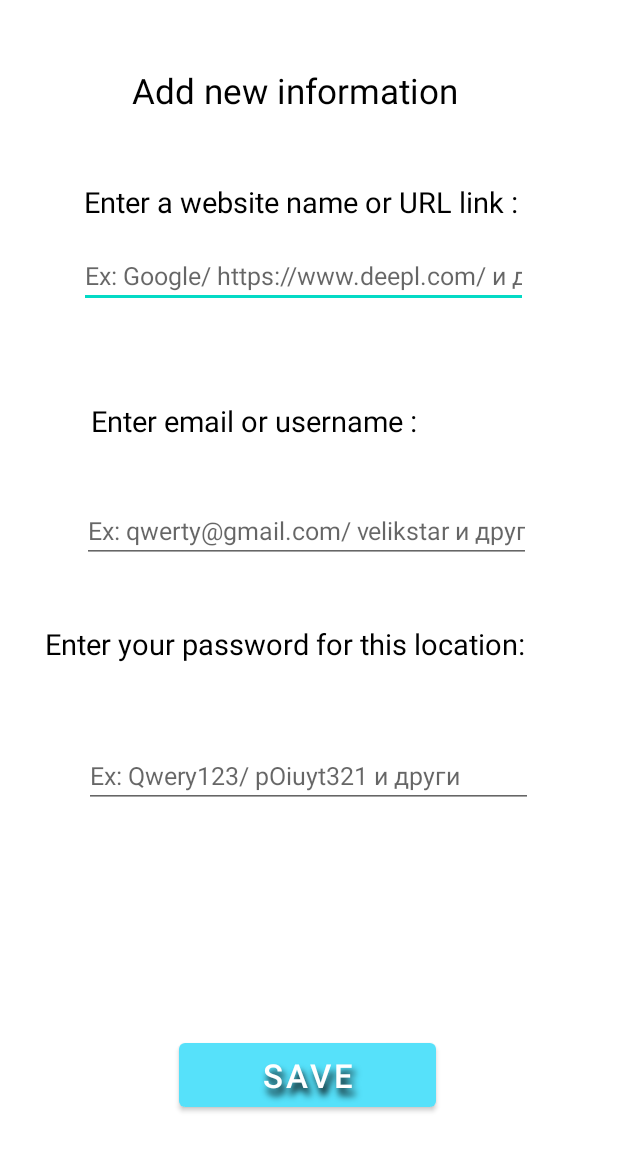
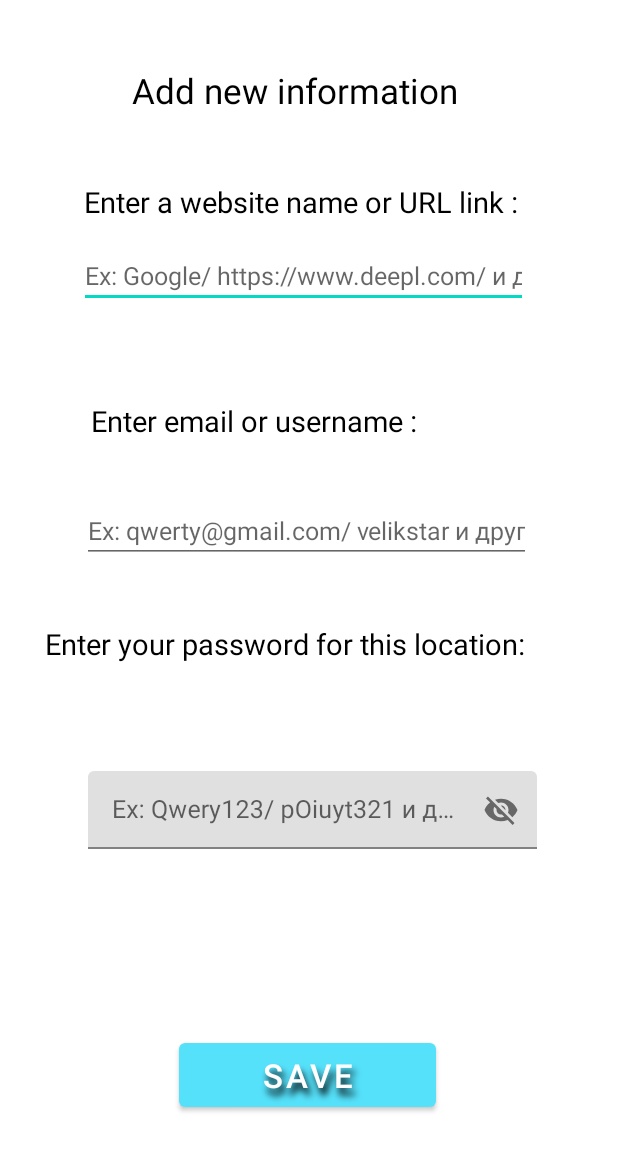
Before and after one commit to alexhr05/PersonalI-Information-app, an Android app: the layout adding_new_information.xml on its own in the app's theme, with its tools: preview values and no code run, on a phone screen of 412 x 824 dp. Shown: the top 1151 px of the screen. Run offline under Robolectric (Android 15) with nearby library versions, the phone set to English and light mode, and no system bars.

Commit message:
Adding show and hide button for pwd

```diff
--- a/app/src/main/res/layout/adding_new_information.xml
+++ b/app/src/main/res/layout/adding_new_information.xml
@@ -106,20 +106,17 @@
         app:layout_constraintTop_toTopOf="@+id/guideline5"
         app:layout_constraintVertical_bias="1.0" />
 
-    <EditText
-        android:id="@+id/edTxtPassword"
-        android:layout_width="@dimen/_230sdp"
-        android:layout_height="@dimen/_32sdp"
-        android:ems="10"
-        android:hint="Ex: Qwery123/ pOiuyt321 и други"
-        android:inputType="textPersonName"
-        android:textSize="@dimen/_13sdp"
-        app:layout_constraintBottom_toTopOf="@+id/txtError"
-        app:layout_constraintEnd_toStartOf="@+id/guidelineEnd"
-        app:layout_constraintHorizontal_bias="0.466"
-        app:layout_constraintStart_toStartOf="@+id/guideLineStart"
-        app:layout_constraintTop_toTopOf="@+id/guideline6"
-        app:layout_constraintVertical_bias="0.194" />
+
+
+    <!--    <ImageView-->
+<!--        android:id="@+id/imageView_show_hide_password"-->
+<!--        android:layout_width="30dp"-->
+<!--        android:layout_height="30dp"-->
+<!--        android:layout_below="@+id/txtError"-->
+<!--        android:layout_marginEnd="188dp"-->
+<!--        android:layout_marginBottom="44dp"-->
+<!--        app:layout_constraintBottom_toTopOf="@+id/txtError"-->
+<!--        app:layout_constraintEnd_toEndOf="parent" />-->
 
     <Button
         android:id="@+id/btnSaveInformation"
@@ -166,6 +163,36 @@
         android:layout_width="wrap_content"
         android:layout_height="wrap_content"
         android:orientation="horizontal"
-        app:layout_constraintGuide_percent="0.58" />
+        app:layout_constraintGuide_percent="0.58"
+        app:passwordToggleEnabled="true"
+        />
+
+    <com.google.android.material.textfield.TextInputLayout
+        android:layout_width="@dimen/_230sdp"
+        android:layout_height="@dimen/_40sdp"
+        app:layout_constraintBottom_toTopOf="@+id/txtError"
+        app:layout_constraintEnd_toStartOf="@+id/guidelineEnd"
+        app:layout_constraintStart_toStartOf="@+id/guideLineStart"
+        app:layout_constraintTop_toTopOf="@+id/guideline6"
+        app:layout_constraintVertical_bias="0.398"
+        app:passwordToggleEnabled="true"
+        tools:ignore="MissingConstraints">
+
+        <EditText
+            android:id="@+id/edTxtPassword"
+            android:layout_width="@dimen/_230sdp"
+            android:layout_height="@dimen/_40sdp"
+            android:ems="10"
+            android:hint="Ex: Qwery123/ pOiuyt321 и други"
+            android:inputType="textPersonName"
+            android:textSize="@dimen/_13sdp"
+            app:layout_constraintBottom_toTopOf="@+id/txtError"
+            app:layout_constraintEnd_toStartOf="@+id/guidelineEnd"
+            app:layout_constraintHorizontal_bias="0.44"
+            app:layout_constraintStart_toStartOf="@+id/guideLineStart"
+            app:layout_constraintTop_toTopOf="@+id/guideline6"
+            app:layout_constraintVertical_bias="0.176" />
+    </com.google.android.material.textfield.TextInputLayout>
+
 
 </androidx.constraintlayout.widget.ConstraintLayout>
```
Also changed, not shown: app/src/main/java/com/example/personalinformationapp/AddingNewElements.java (+7 -1 lines), app/src/main/res/layout/editing_existing_elements.xml (+14 -1 lines), 2 other files.
